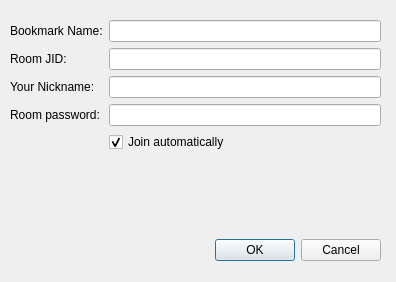
Old version of the form Swift/QtUI/QtBookmarkDetailWindow.ui in the repository swift/swift.
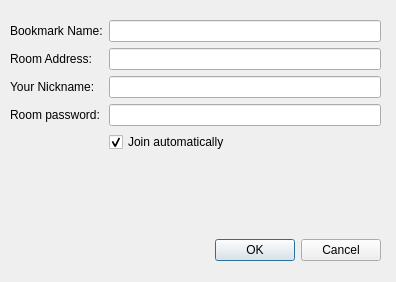
New version of the form.

```diff
--- a/Swift/QtUI/QtBookmarkDetailWindow.ui
+++ b/Swift/QtUI/QtBookmarkDetailWindow.ui
@@ -47,7 +47,7 @@
       <item row="1" column="0">
        <widget class="QLabel" name="label_2">
         <property name="text">
-         <string>Room JID:</string>
+         <string>Room Address:</string>
         </property>
        </widget>
       </item>
```
